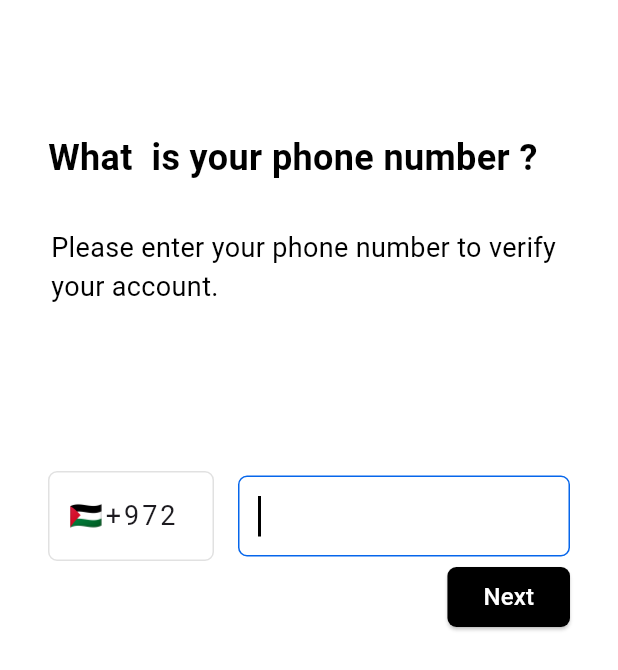
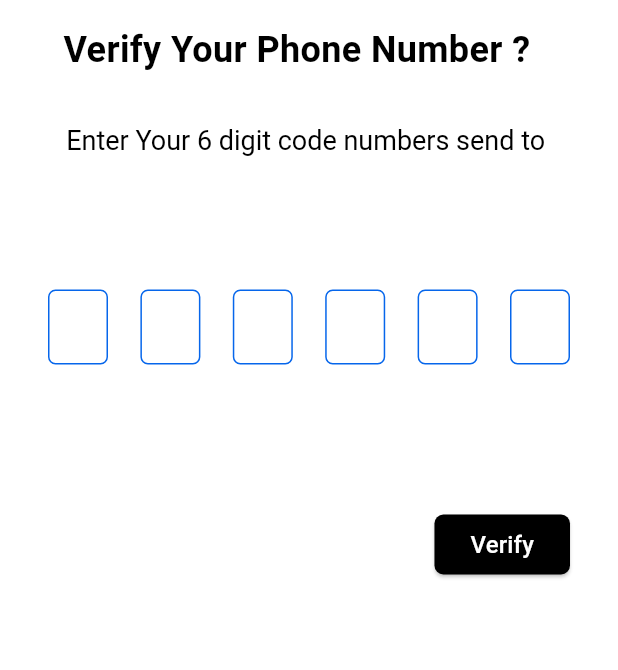
Before and after one commit to nasseryazgi/flutter_maps, a Flutter app: the screen it shows after launch, after a tap on "Next", on a phone screen of 412 x 824 dp. Shown: the top 670 px of the screen. Run offline on Flutter 3.47's test engine with Material 3 defaults, Android fonts, the phone set to English and light mode, and no system bars; drawn by our look-alikes of pin_code_fields; our stand-ins replace firebase_core; accounts and stored records are empty.

Commit message:
Otp Screen Done

```diff
--- a/lib/app_router.dart
+++ b/lib/app_router.dart
@@ -1,6 +1,7 @@
 import 'package:flutter/cupertino.dart';
 import 'package:flutter/material.dart';
 import 'package:flutter_maps/presestation/screens/login_screen.dart';
+import 'package:flutter_maps/presestation/screens/otp_screen.dart';
 
 import 'constants/strings.dart';
 
@@ -9,6 +10,9 @@ class AppRouter {
     switch (routeSettings.name) {
       case loginScreen:
         return MaterialPageRoute(builder: (_) => LoginScreen());
+      case otpScreen:
+        return MaterialPageRoute(builder: (_) => OtpScreen());
     }
+    return null;
   }
 }
--- a/lib/constants/strings.dart
+++ b/lib/constants/strings.dart
@@ -1 +1,2 @@
 const loginScreen='/';
+const otpScreen='/otp-screen';
--- a/lib/presestation/screens/login_screen.dart
+++ b/lib/presestation/screens/login_screen.dart
@@ -1,5 +1,8 @@
 import 'package:flutter/material.dart';
 import 'package:flutter_maps/constants/my_color.dart';
+import 'package:flutter_maps/constants/strings.dart';
+
+import 'otp_screen.dart';
 
 class LoginScreen extends StatelessWidget {
   LoginScreen({Key? key}) : super(key: key);
@@ -96,12 +99,12 @@ class LoginScreen extends StatelessWidget {
     return flag;
   }
 
-  Widget _buildNextButton() {
+  Widget _buildNextButton(BuildContext context) {
     return Align(
       alignment: Alignment.centerRight,
       child: ElevatedButton(
         onPressed: () {
-          // TODO : NEXTVIDEO
+          Navigator.of(context).push(MaterialPageRoute(builder: (context)=>OtpScreen()));
         },
         style: ElevatedButton.styleFrom(
             maximumSize: Size(110, 50),
@@ -125,7 +128,8 @@ class LoginScreen extends StatelessWidget {
             Form(
               key: _phoneForeKey,
               child: Container(
-                margin: const EdgeInsets.symmetric(horizontal: 32, vertical: 88),
+                margin:
+                    const EdgeInsets.symmetric(horizontal: 32, vertical: 88),
                 child: Column(
                   crossAxisAlignment: CrossAxisAlignment.start,
                   children: [
@@ -134,7 +138,7 @@ class LoginScreen extends StatelessWidget {
                       height: 110,
                     ),
                     _bildPhoneFormField(),
-                    _buildNextButton(),
+                    _buildNextButton(context),
                   ],
                 ),
               ),
--- /dev/null
+++ b/lib/presestation/screens/otp_screen.dart
@@ -0,0 +1,123 @@
+import 'package:flutter/material.dart';
+import 'package:flutter_maps/constants/my_color.dart';
+import 'package:pin_code_fields/pin_code_fields.dart';
+
+class OtpScreen extends StatelessWidget {
+  OtpScreen({
+    Key? key,
+  }) : super(key: key);
+  final phoneNumber = '';
+  Widget _buildIntroTexts() {
+    return Column(
+      crossAxisAlignment: CrossAxisAlignment.start,
+      children: [
+        const Text(
+          'Verify Your Phone Number ?',
+          style: TextStyle(
+            color: Colors.black,
+            fontSize: 24,
+            fontWeight: FontWeight.bold,
+          ),
+        ),
+        const SizedBox(
+          height: 30,
+        ),
+        Container(
+          margin: const EdgeInsets.symmetric(
+            horizontal: 2,
+          ),
+          child: RichText(
+            text: TextSpan(
+                text: 'Enter Your 6 digit code numbers send to',
+                style:
+                    TextStyle(color: Colors.black, fontSize: 18, height: 1.4),
+                children: <TextSpan>[
+                  TextSpan(
+                      text: ' $phoneNumber',
+                      style: const TextStyle(color: MyColors.blue))
+                ]),
+          ),
+        )
+      ],
+    );
+  }
+
+  Widget _buildPinCodeFields(BuildContext context) {
+    return Container(
+      child: PinCodeTextField(
+        appContext: context,
+        autoFocus: true,
+        cursorColor: Colors.black,
+        keyboardType: TextInputType.number,
+        length: 6,
+        obscureText: false,
+        animationType: AnimationType.scale,
+        pinTheme: PinTheme(
+          shape: PinCodeFieldShape.box,
+          borderRadius: BorderRadius.circular(5),
+          fieldHeight: 50,
+          fieldWidth: 40,
+          borderWidth: 1,
+          activeColor: MyColors.blue,
+          inactiveColor: MyColors.blue,
+          inactiveFillColor: Colors.white,
+          activeFillColor: MyColors.lightBlue,
+          selectedColor: MyColors.blue,
+          selectedFillColor: Colors.white,
+        ),
+        animationDuration: const Duration(milliseconds: 300),
+        backgroundColor: Colors.white,
+        enableActiveFill: true,
+        onCompleted: (submitedCode) {
+          // otpCode = submitedCode;
+          print("Completed");
+        },
+        onChanged: (value) {
+          print(value);
+        },
+      ),
+    );
+  }
+
+  Widget _buildVrifyBotton() {
+    return Align(
+      alignment: Alignment.centerRight,
+      child: ElevatedButton(
+        onPressed: () {
+          // TODO : NEXTVIDEO
+        },
+        style: ElevatedButton.styleFrom(
+            maximumSize: Size(110, 50),
+            backgroundColor: Colors.black,
+            shape:
+                RoundedRectangleBorder(borderRadius: BorderRadius.circular(6))),
+        child: const Text(
+          'Verify',
+          style: TextStyle(color: Colors.white, fontSize: 16),
+        ),
+      ),
+    );
+  }
+
+  @override
+  Widget build(BuildContext context) {
+    return SafeArea(
+        child: Scaffold(
+      backgroundColor: Colors.white,
+      body: Container(
+        margin: EdgeInsets.symmetric(horizontal: 32, vertical: 16),
+        child: Column(
+          children: [
+            _buildIntroTexts(),
+            SizedBox(
+              height: 88,
+            ),
+            _buildPinCodeFields(context),
+            SizedBox(height: 80),
+            _buildVrifyBotton(),
+          ],
+        ),
+      ),
+    ));
+  }
+}
--- a/pubspec.yaml
+++ b/pubspec.yaml
@@ -38,6 +38,7 @@ dependencies:
   flutter_bloc: ^8.1.3
   firebase_core: ^2.16.0
   firebase_auth: ^4.10.0
+  pin_code_fields: ^8.0.1
 
 dev_dependencies:
   flutter_test:
```
Also changed, not shown: lib/busines_logic/phone_auth/phone_auth_cubit.dart (added), lib/busines_logic/phone_auth/phone_auth_state.dart (added), pubspec.lock.
